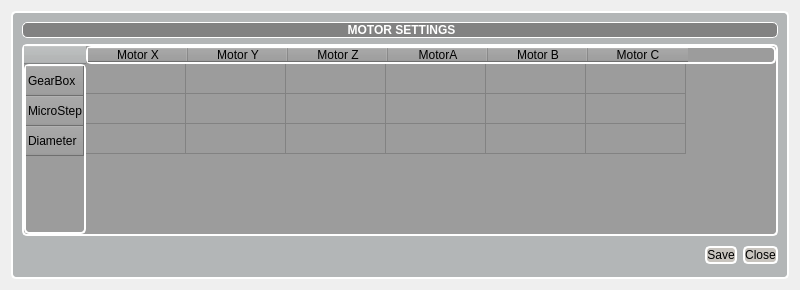
Before: the Qt Designer form QtPaintingChair/settingWindow.ui in NguyenKhanh2101993/Painting_Chair_Robot_ver02, drawn with Qt 5.
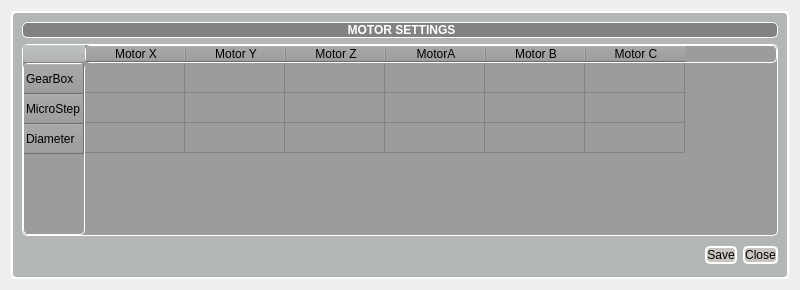
After: the same form once the commit is applied. Icons and pictures are not drawn.

```diff
--- a/QtPaintingChair/settingWindow.ui
+++ b/QtPaintingChair/settingWindow.ui
@@ -83,7 +83,7 @@
         </property>
         <property name="styleSheet">
          <string notr="true">background-color: rgb(156, 156, 156);
-border: 2px solid rgb(255, 255, 255);</string>
+border: 1px solid rgb(255, 255, 255);</string>
         </property>
         <property name="frameShape">
          <enum>QFrame::Box</enum>
```
